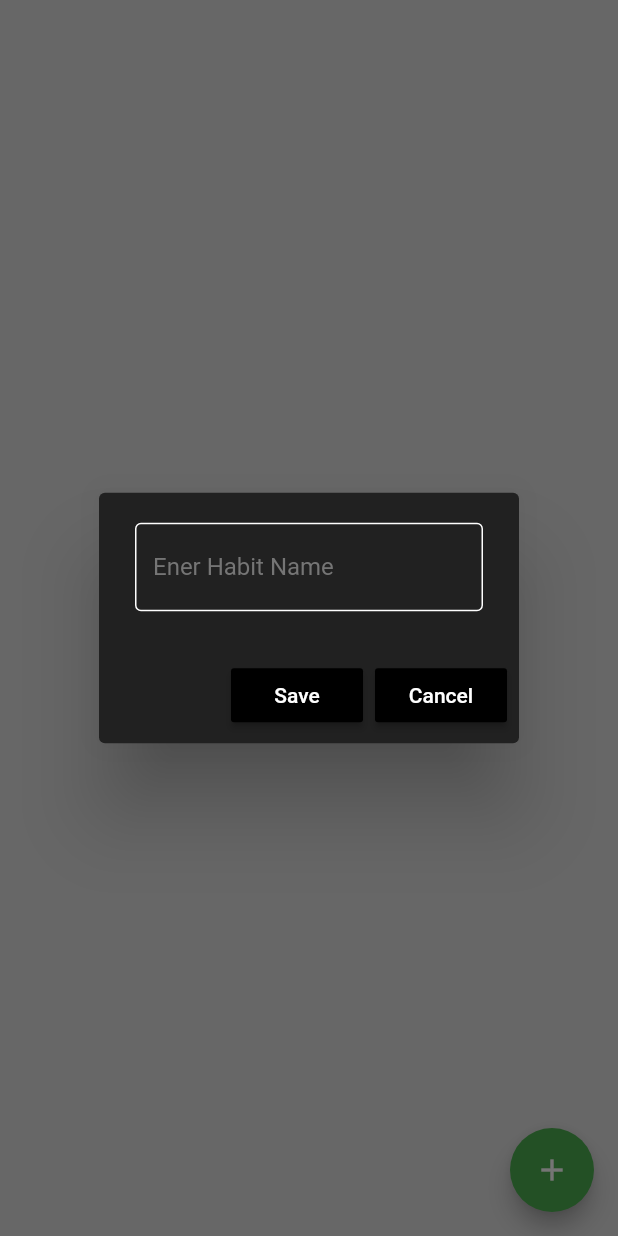
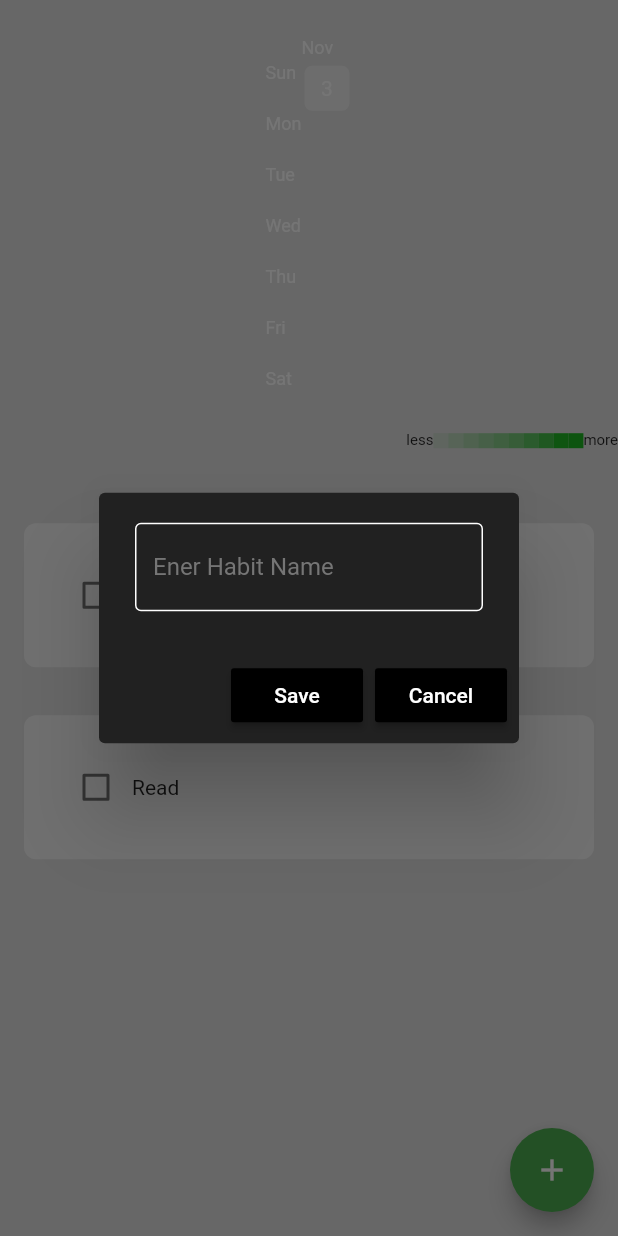
Before and after one commit to CodewithVipin/habbit_tracker, a Flutter app: the screen it shows after launch, after a tap on the "add" icon, on a phone screen of 412 x 824 dp. Run offline on Flutter 3.47's test engine with Material 3 defaults, Android fonts, the phone set to English and light mode, and no system bars; drawn by our look-alikes of flutter_heatmap_calendar, flutter_slidable; our stand-ins replace hive, hive_flutter; accounts and stored records are empty.

Commit message:
final heatmap done

```diff
--- /dev/null
+++ b/lib/components/month_summary.dart
@@ -0,0 +1,44 @@
+import 'package:flutter/material.dart';
+import 'package:flutter_heatmap_calendar/flutter_heatmap_calendar.dart';
+import 'package:habbit_tracker/datetime/date_time.dart';
+
+class MonthSummary extends StatelessWidget {
+  final Map<DateTime, int>? datesets;
+  final String startDate;
+  const MonthSummary(
+      {super.key, required this.datesets, required this.startDate});
+
+  @override
+  Widget build(BuildContext context) {
+    return Container(
+      padding: const EdgeInsets.only(top: 25, bottom: 25),
+      child: HeatMap(
+        startDate: createDateTimeObject(startDate),
+        endDate: DateTime.now().add(const Duration(days: 0)),
+        datasets: datesets,
+        colorMode: ColorMode.color,
+        defaultColor: Colors.grey[200],
+        textColor: Colors.white,
+        showText: true,
+        size: 30,
+        scrollable: true,
+        colorsets: const {
+          1: Color.fromARGB(20, 2, 179, 8),
+          2: Color.fromARGB(40, 2, 179, 8),
+          3: Color.fromARGB(60, 2, 179, 8),
+          4: Color.fromARGB(80, 2, 179, 8),
+          5: Color.fromARGB(100, 2, 179, 8),
+          6: Color.fromARGB(120, 2, 179, 8),
+          7: Color.fromARGB(150, 2, 179, 8),
+          8: Color.fromARGB(180, 2, 179, 8),
+          9: Color.fromARGB(220, 2, 179, 8),
+          10: Color.fromARGB(225, 2, 179, 8),
+        },
+        onClick: (value) {
+          ScaffoldMessenger.of(context)
+              .showSnackBar(SnackBar(content: Text(value.toString())));
+        },
+      ),
+    );
+  }
+}
--- a/lib/data/habit_database.dart
+++ b/lib/data/habit_database.dart
@@ -1,26 +1,116 @@
 // reference our box
 
+// ignore_for_file: unnecessary_null_comparison, unused_local_variable, avoid_print
+
+import 'package:habbit_tracker/datetime/date_time.dart';
 import 'package:hive/hive.dart';
 
 final _myBox = Hive.box("Habit_Database");
 
 class HabitDatabase {
   List todayHabitList = [];
+  Map<DateTime, int> heatMapDataset = {};
 
   //create initial default data
 
   void createDefaultData() {
-    List todayHabitList = [
+    todayHabitList = [
       ["Run", false],
       ["Read", false],
     ];
+    _myBox.put("START_DATE", todayDateFormatted());
   }
 
   // load the existing data
 
-  void loadData() {}
+  void loadData() {
+    // Retrieve list from the box and ensure it’s correctly formatted
+    List<dynamic>? savedList = _myBox.get("CURRENT_HABIT_LIST");
+    if (savedList != null) {
+      todayHabitList = savedList.map((item) {
+        // Ensure each item is a list with a String and a bool
+        if (item is List &&
+            item.length == 2 &&
+            item[0] is String &&
+            item[1] is bool) {
+          return item;
+        } else {
+          // Handle any data inconsistencies here
+          return ["", false];
+        }
+      }).toList();
+    }
+  }
 
   //update the database
 
-  void updateDataBase() {}
+  void updateDataBase() {
+    // update todays entry
+    _myBox.put(todayDateFormatted(), todayHabitList);
+
+    // update universal habit list in case it changed (new habit, edit habit, delete habit)
+
+    _myBox.put("CURRENT_HABIT_LIST", todayHabitList);
+
+    // CALCULATE HIBIT COMPLETE % FOR EACH DAY
+
+    calculatePercentage();
+
+    //load heatmap
+
+    loadHeatMap();
+  }
+
+  void calculatePercentage() {
+    int countCompleted = 0;
+
+    for (int i = 0; i < todayHabitList.length; i++) {
+      if (todayHabitList[i][1] == true) {
+        countCompleted++;
+      }
+    }
+    String percent = todayHabitList.isEmpty
+        ? '0.0'
+        : (countCompleted / todayHabitList.length).toStringAsFixed(1);
+//kye: "PERCENTAGE_SUMMARYY_yyyymmdd"
+//value:  string of 1dp number between 0.0-1.0 inclusive
+
+    _myBox.put("PERCENTAGE_SUMMARYY_${todayDateFormatted()}", percent);
+  }
+
+  void loadHeatMap() {
+    DateTime startDate = createDateTimeObject(_myBox.get("START_DATE"));
+//count the number of days to load
+
+    int daysInBetween = DateTime.now().difference(startDate).inDays;
+
+//go from start date to today and add each percentage to the database
+//"PERCENTAGE_SUMMARY_yyyymmdd" will be key in the database
+
+    for (int i = 0; i < daysInBetween + 1; i++) {
+      String yyyymmdd = convertDateTimeToString(
+        startDate.add(Duration(days: i)),
+      );
+      double strengthAsPercent =
+          double.parse(_myBox.get("PERCENTAGE_SUMMARY_$yyyymmdd") ?? "0.0");
+
+      // split the datetime up like below so it does not worry about hours/mins/secs etc.
+
+      //year
+      int year = startDate.add(Duration(days: i)).year;
+
+      //month
+
+      int month = startDate.add(Duration(days: i)).month;
+
+      //day
+
+      int day = startDate.add(Duration(days: i)).day;
+
+      final percentForEachDay = <DateTime, int>{
+        DateTime(year, month, day): (10 * strengthAsPercent).toInt(),
+      };
+      heatMapDataset.addEntries(percentForEachDay.entries);
+    }
+  }
 }
--- a/lib/pages/home_page.dart
+++ b/lib/pages/home_page.dart
@@ -1,5 +1,6 @@
 import 'package:flutter/material.dart';
 import 'package:habbit_tracker/components/habit_tile.dart';
+import 'package:habbit_tracker/components/month_summary.dart';
 import 'package:habbit_tracker/components/my_fab.dart';
 import 'package:habbit_tracker/components/my_alert_box.dart';
 import 'package:habbit_tracker/data/habit_database.dart';
@@ -39,6 +40,7 @@ class _HomePageState extends State<HomePage> {
     setState(() {
       db.todayHabitList[index][1] = value!;
     });
+    db.updateDataBase();
   }
 
   //create a new habit
@@ -66,6 +68,7 @@ class _HomePageState extends State<HomePage> {
     });
     _newHabitNameController.clear();
     Navigator.pop(context);
+    db.updateDataBase();
   }
 
   //Cancel new Habit
@@ -83,6 +86,7 @@ class _HomePageState extends State<HomePage> {
     });
     _newHabitNameController.clear();
     Navigator.pop(context);
+    db.updateDataBase();
   }
 
   // open habit settings to edit
@@ -103,30 +107,37 @@ class _HomePageState extends State<HomePage> {
     setState(() {
       db.todayHabitList.removeAt(index);
     });
+    db.updateDataBase();
   }
 
   @override
   Widget build(BuildContext context) {
     return Scaffold(
-      backgroundColor: Colors.grey[300],
-      floatingActionButton: MyFloatingActionButton(
-        onPressed: createNewHabit,
-      ),
-      body: db.todayHabitList.isNotEmpty
-          ? ListView.builder(
+        backgroundColor: Colors.grey[300],
+        floatingActionButton: MyFloatingActionButton(
+          onPressed: createNewHabit,
+        ),
+        body: ListView(
+          children: [
+            //monthly summary
+            MonthSummary(
+                datesets: db.heatMapDataset,
+                startDate: _myBox.get("START_DATE")),
+
+            //list of habit
+
+            ListView.builder(
+              physics: const NeverScrollableScrollPhysics(),
+              shrinkWrap: true,
               itemCount: db.todayHabitList.length,
               itemBuilder: (context, index) => HabitTile(
                   settingTapped: (context) => openHabitSettings(index),
                   deleteTapped: (context) => deleteHabit(index),
                   habitName: db.todayHabitList[index][0],
                   habitCompleted: db.todayHabitList[index][1],
-                  onChanged: (value) => checkBoxTapped(value, index)))
-          : const Center(
-              child: Text(
-                "No Habit Found",
-                style: TextStyle(fontSize: 18),
-              ),
+                  onChanged: (value) => checkBoxTapped(value, index)),
             ),
-    );
+          ],
+        ));
   }
 }
--- a/pubspec.yaml
+++ b/pubspec.yaml
@@ -38,6 +38,7 @@ dependencies:
   flutter_slidable: ^3.1.1
   hive: ^2.2.3
   hive_flutter: ^1.1.0
+  flutter_heatmap_calendar: ^1.0.5
 
 dev_dependencies:
   flutter_test:
```
Also changed, not shown: pubspec.lock.
